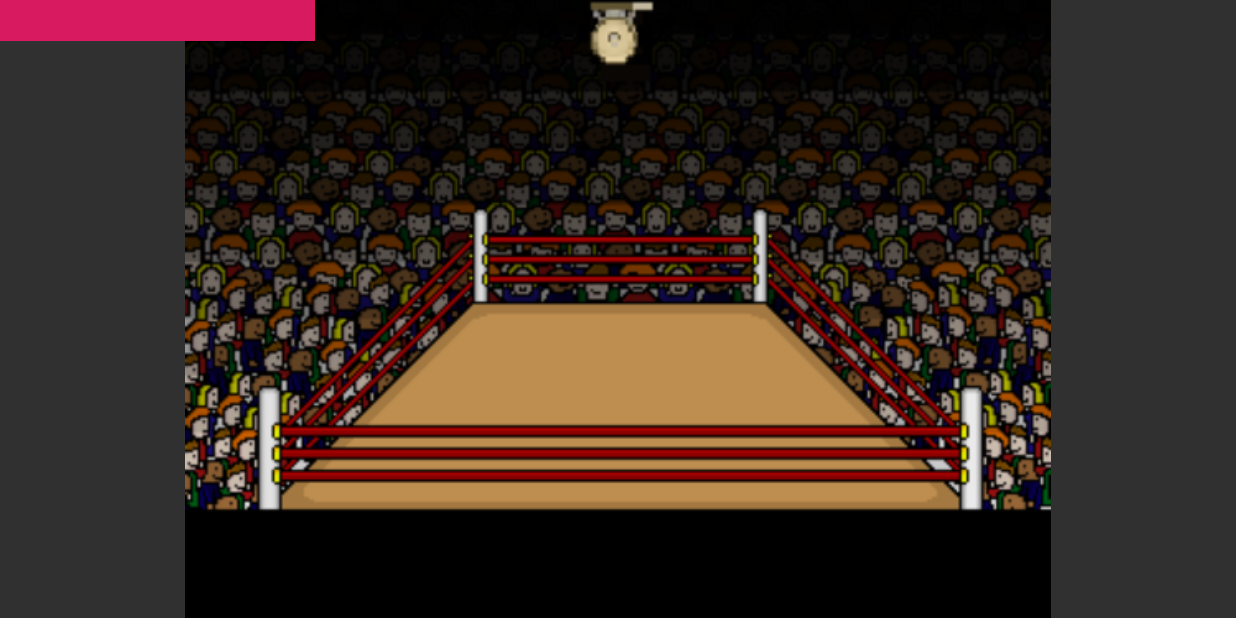
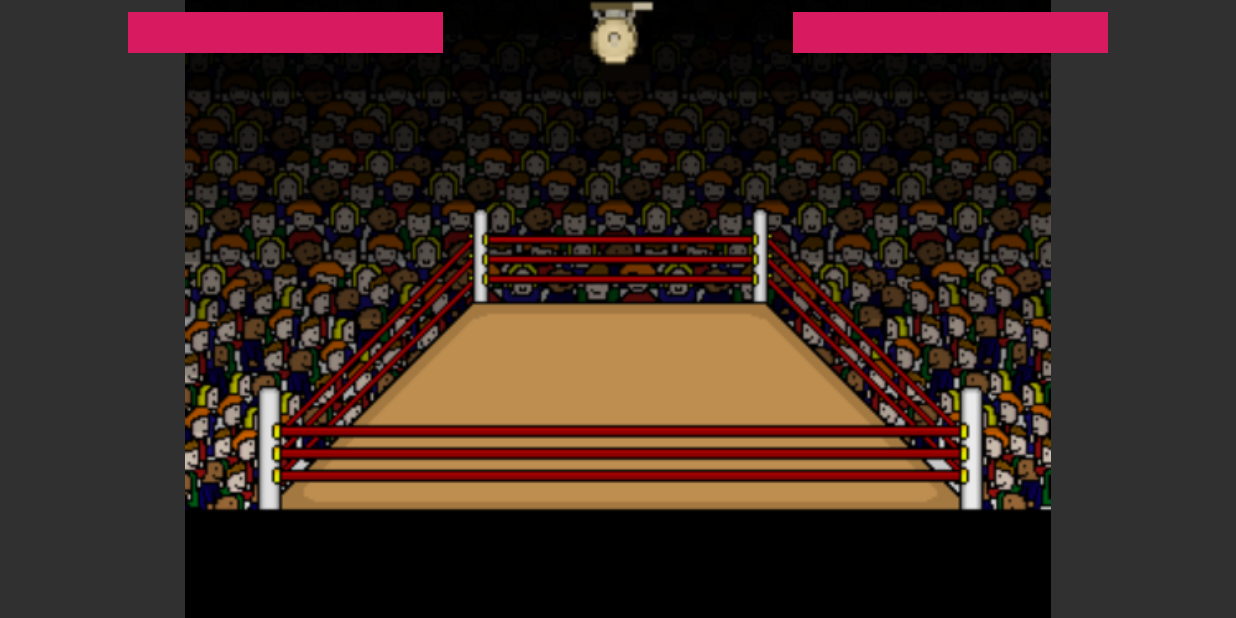
Before and after one commit to WongZiMingRyan/CP3406_Assignment_2, an Android app: the screen it shows after launch (MainActivity), on a phone screen of 824 x 412 dp (held sideways). Run offline under Robolectric (Android 15) with nearby library versions, the phone set to English and light mode, and no system bars.

Commit message:
Initial commit

```diff
--- a/app/src/main/res/layout/activity_main.xml
+++ b/app/src/main/res/layout/activity_main.xml
@@ -39,8 +39,22 @@
         style="?android:attr/progressBarStyleHorizontal"
         android:layout_width="210dp"
         android:layout_height="27dp"
+        android:layout_marginStart="85dp"
+        android:layout_marginTop="8dp"
         android:progressDrawable="@drawable/ic_launcher_background"
         android:progressTint="@color/colorAccent"
-        tools:layout_editor_absoluteX="97dp"
-        tools:layout_editor_absoluteY="16dp" />
+        app:layout_constraintStart_toStartOf="@+id/BgImg"
+        app:layout_constraintTop_toTopOf="@+id/BgImg" />
+
+    <ProgressBar
+        android:id="@+id/progressBar2"
+        style="?android:attr/progressBarStyleHorizontal"
+        android:layout_width="210dp"
+        android:layout_height="27dp"
+        android:layout_marginTop="8dp"
+        android:layout_marginEnd="85dp"
+        android:progressDrawable="@drawable/ic_launcher_background"
+        android:progressTint="@color/colorAccent"
+        app:layout_constraintEnd_toEndOf="@+id/BgImg"
+        app:layout_constraintTop_toTopOf="@+id/BgImg" />
 </android.support.constraint.ConstraintLayout>
```
